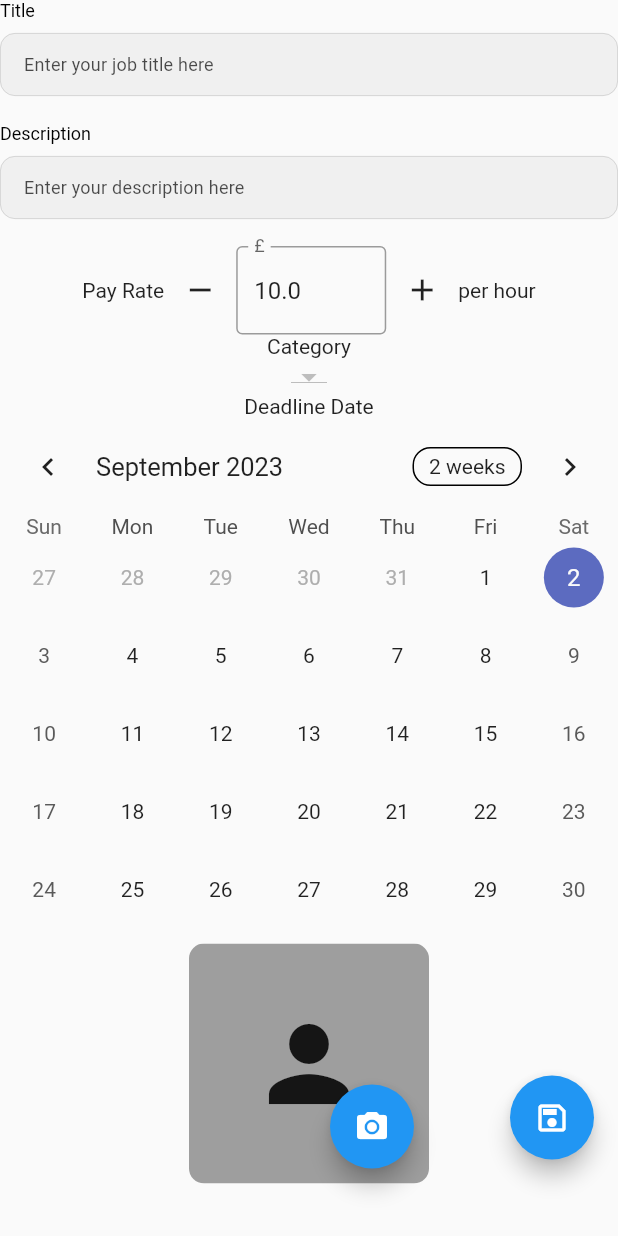
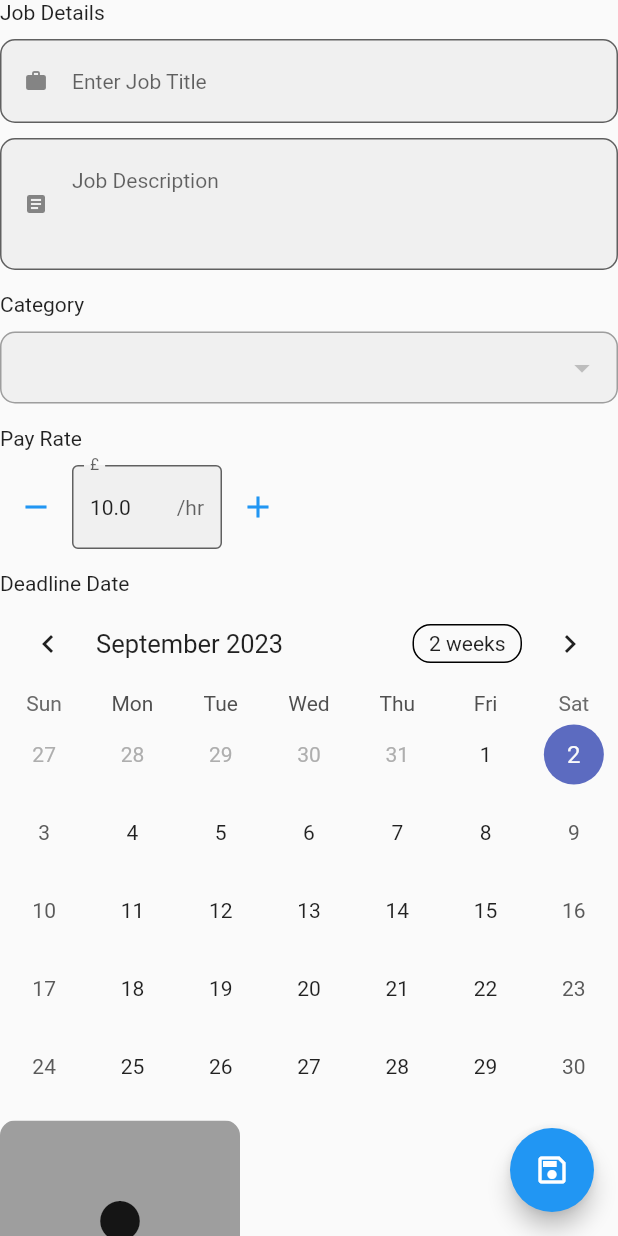
Before and after one commit to aayurt/handyman-flutter, a Flutter app: the JobFormWidget widget shown alone on an empty page, opened directly, on a phone screen of 412 x 824 dp. Run offline on Flutter 3.47's test engine with Material 2 defaults, Android fonts, the phone set to English and light mode, and no system bars; drawn by our look-alikes of table_calendar; our stand-ins replace bloc, dartz, dio, equatable, firebase_core, firebase_messaging and 15 more; missing offline and left inert: flutter_stripe, google_geocoding_api, image_picker_web; accounts and stored records are empty; network calls fail; project files that could hold a hidden picture were left out.

Commit message:
job page

```diff
--- a/lib/features/chat/presentation/pages/chat_list_page.dart
+++ b/lib/features/chat/presentation/pages/chat_list_page.dart
@@ -48,7 +48,7 @@ class _ChatListPageState extends State<ChatListPage> {
           BlocBuilder<ChatBloc, ChatState>(
             builder: (context, state) {
               if (state is ChatStateLoading) {
-                return const CircularProgressIndicator();
+                return const Center(child: CircularProgressIndicator());
               } else if (state is ChatStateLoaded) {
                 List<ChatModel> chats = state.chats;
                 List<ChatModel> filteredChats = chats.reversed.where((chat) {
--- a/lib/features/chat/presentation/pages/chat_page.dart
+++ b/lib/features/chat/presentation/pages/chat_page.dart
@@ -58,7 +58,11 @@ class _ChatPageState extends State<ChatPage> {
             child: BlocBuilder<ChatBloc, ChatState>(
               builder: (context, state) {
                 if (state is ChatStateLoading) {
-                  return const CircularProgressIndicator();
+                  return const Center(
+                      child: SizedBox(
+                          height: 50,
+                          width: 50,
+                          child: CircularProgressIndicator()));
                 } else if (state is ChatStateLoaded) {
                   List<ChatModel> chats = state.chats;
                   String id = "";
--- a/lib/features/job/presentation/pages/job_page.dart
+++ b/lib/features/job/presentation/pages/job_page.dart
@@ -59,7 +59,7 @@ class _JobListPageState extends State<JobListPage> {
                     child: const Icon(Icons.arrow_back))),
             const Expanded(
               child: Text(
-                "All Job List",
+                "Your Services",
                 textAlign: TextAlign.center,
               ),
             ),
--- a/lib/features/job/presentation/widgets/job_form_widget_web.dart
+++ b/lib/features/job/presentation/widgets/job_form_widget_web.dart
@@ -186,6 +186,7 @@ class _JobFormWidgetState extends State<JobFormWidget> {
         children: [
           SingleChildScrollView(
             child: Column(
+              crossAxisAlignment: CrossAxisAlignment.start,
               children: [
                 alertMsgStatus.value
                     ? Container(
@@ -200,47 +201,51 @@ class _JobFormWidgetState extends State<JobFormWidget> {
                     : const SizedBox(
                         height: 0,
                       ),
-                CustomTextfield(
+                const Text("Job Details"),
+                const SizedBox(
+                  height: 10,
+                ),
+                TextFormField(
                     controller: titleController,
                     keyboardType: TextInputType.text,
-                    hintText: 'Enter your job title here',
-                    labelText: "Title",
+                    style: const TextStyle(fontSize: 14),
+                    decoration: InputDecoration(
+                      filled: true,
+                      prefixIcon: const Icon(
+                        Icons.work,
+                        size: 16,
+                      ),
+                      border: OutlineInputBorder(
+                        borderRadius: BorderRadius.circular(10),
+                      ),
+                      hintText: "Enter Job Title",
+                    ),
                     validator: (text) {
                       return _validateFirsttitle(text ?? "");
                     }),
-                CustomTextfield(
+                const SizedBox(
+                  height: 10,
+                ),
+                TextFormField(
+                  minLines: 3,
+                  maxLines: 5,
                   controller: descriptionController,
                   keyboardType: TextInputType.text,
-                  hintText: 'Enter your description here',
-                  labelText: "Description",
+                  style: const TextStyle(fontSize: 14),
+                  decoration: InputDecoration(
+                    filled: true,
+                    prefixIcon: const Icon(
+                      Icons.article,
+                      size: 16,
+                    ),
+                    border: OutlineInputBorder(
+                      borderRadius: BorderRadius.circular(10),
+                    ),
+                    hintText: "Job Description",
+                  ),
                 ),
-
-                Row(
-                  mainAxisAlignment: MainAxisAlignment.center,
-                  children: [
-                    const Text("Pay Rate"),
-                    IconButton(
-                      icon: const Icon(Icons.remove),
-                      onPressed: decrementPayRate,
-                    ),
-                    SizedBox(
-                      width: 100,
-                      child: TextFormField(
-                        controller: _payRateController,
-                        keyboardType: TextInputType.number,
-                        onChanged: updatePayRate,
-                        decoration: const InputDecoration(
-                          labelText: '£',
-                          border: OutlineInputBorder(),
-                        ),
-                      ),
-                    ),
-                    IconButton(
-                      icon: const Icon(Icons.add),
-                      onPressed: incrementPayRate,
-                    ),
-                    const Text("per hour"),
-                  ],
+                const SizedBox(
+                  height: 15,
                 ),
                 BlocListener<CategoryJobBloc, CategoryJobState>(
                   listener: (context, state) {
@@ -251,26 +256,89 @@ class _JobFormWidgetState extends State<JobFormWidget> {
                     }
                   },
                   child: Column(
+                    crossAxisAlignment: CrossAxisAlignment.start,
                     children: [
                       const Text("Category"),
-                      DropdownButton<String>(
+                      const SizedBox(
+                        height: 10,
+                      ),
+                      DropdownButtonFormField(
+                        decoration: InputDecoration(
+                          contentPadding: const EdgeInsets.all(0),
+                          filled: true,
+                          enabledBorder: OutlineInputBorder(
+                            borderRadius: BorderRadius.circular(10),
+                            //<-- SEE HERE
+                            borderSide:
+                                BorderSide(color: Colors.grey, width: 1),
+                          ),
+                          focusedBorder: OutlineInputBorder(
+                            borderRadius: BorderRadius.circular(10),
+                            //<-- SEE HERE
+                            borderSide:
+                                BorderSide(color: Colors.grey, width: 1),
+                          ),
+                        ),
                         value: selectedCategory,
-                        onChanged: (newValue) {
-                          setState(() {
-                            selectedCategory = newValue!;
-                          });
-                        },
                         items: categories.map((category) {
                           return DropdownMenuItem<String>(
                             value: category.id,
                             child: Text(category.title ?? ""),
                           );
                         }).toList(),
-                      ),
+                        onChanged: (newValue) {
+                          setState(() {
+                            selectedCategory = newValue!;
+                          });
+                        },
+                      )
                     ],
                   ),
                 ),
 
+                const SizedBox(
+                  height: 15,
+                ),
+                Column(
+                  mainAxisAlignment: MainAxisAlignment.start,
+                  crossAxisAlignment: CrossAxisAlignment.start,
+                  children: [
+                    const Text("Pay Rate"),
+                    const SizedBox(
+                      height: 10,
+                    ),
+                    Row(
+                      children: [
+                        IconButton(
+                          color: Theme.of(context).colorScheme.primary,
+                          icon: const Icon(Icons.remove),
+                          onPressed: decrementPayRate,
+                        ),
+                        SizedBox(
+                          width: 100,
+                          child: TextFormField(
+                            controller: _payRateController,
+                            keyboardType: TextInputType.number,
+                            style: const TextStyle(fontSize: 14),
+                            onChanged: updatePayRate,
+                            decoration: const InputDecoration(
+                              suffixText: "/hr",
+                              filled: true,
+                              labelText: '£',
+                              border: OutlineInputBorder(),
+                            ),
+                          ),
+                        ),
+                        IconButton(
+                          color: Theme.of(context).colorScheme.primary,
+                          icon: const Icon(Icons.add),
+                          onPressed: incrementPayRate,
+                        ),
+                      ],
+                    ),
+                  ],
+                ),
+                const SizedBox(height: 15),
                 const Text("Deadline Date"),
                 TableCalendar(
                   calendarFormat: _calendarFormat,
--- a/lib/features/profile/presentation/pages/profile_page.dart
+++ b/lib/features/profile/presentation/pages/profile_page.dart
@@ -107,7 +107,11 @@ class _ProfilePageState extends State<ProfilePage> {
                                 ProfileFormUpdate(userModelData: userModelData),
                           );
                         } else if (state is ProfileStateLoading) {
-                          return const CircularProgressIndicator();
+                          return const Center(
+                              child: SizedBox(
+                                  height: 50,
+                                  width: 50,
+                                  child: CircularProgressIndicator()));
                         } else {
                           return const Text("Error");
                         }
```
